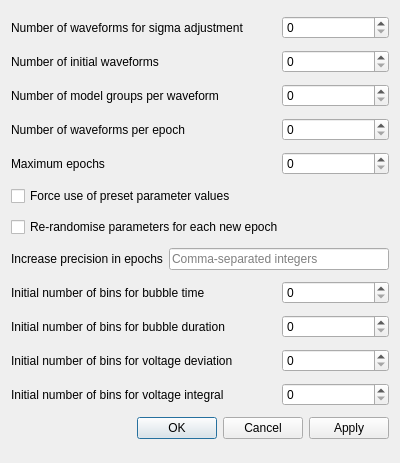
CompEphys-team/rtdo, file src/gui/wavegendatadialog.ui: the form before one commit.
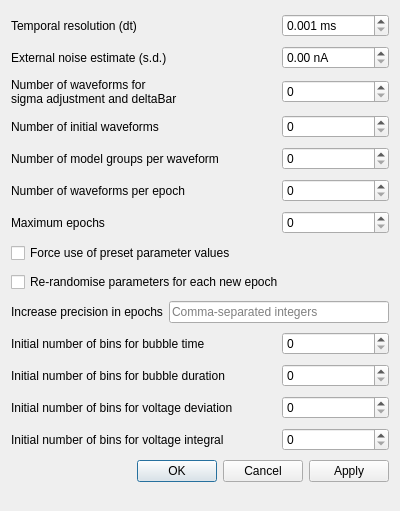
The form after the commit.

Commit message: Added UI for new WavegenData members; store noise stddev instead of var

```diff
--- a/src/gui/wavegendatadialog.ui
+++ b/src/gui/wavegendatadialog.ui
@@ -7,168 +7,169 @@
     <x>0</x>
     <y>0</y>
     <width>400</width>
-    <height>463</height>
+    <height>511</height>
    </rect>
   </property>
   <property name="windowTitle">
    <string>Wavegen settings</string>
   </property>
   <layout class="QGridLayout" name="gridLayout">
-   <item row="0" column="0" colspan="2">
+   <item row="2" column="0" colspan="2">
     <widget class="QLabel" name="label">
      <property name="text">
-      <string>Number of waveforms for sigma adjustment</string>
+      <string>Number of waveforms for
+sigma adjustment and deltaBar</string>
      </property>
     </widget>
    </item>
-   <item row="0" column="2">
+   <item row="2" column="2">
     <widget class="QSpinBox" name="numSigmaAdjustWaveforms">
      <property name="maximum">
       <number>10000000</number>
      </property>
     </widget>
    </item>
-   <item row="1" column="0">
+   <item row="3" column="0">
     <widget class="QLabel" name="label_2">
      <property name="text">
       <string>Number of initial waveforms</string>
      </property>
     </widget>
    </item>
-   <item row="1" column="2">
+   <item row="3" column="2">
     <widget class="QSpinBox" name="nInitialWaves">
      <property name="maximum">
       <number>10000000</number>
      </property>
     </widget>
    </item>
-   <item row="2" column="0" colspan="2">
+   <item row="4" column="0" colspan="2">
     <widget class="QLabel" name="label_3">
      <property name="text">
       <string>Number of model groups per waveform</string>
      </property>
     </widget>
    </item>
-   <item row="2" column="2">
+   <item row="4" column="2">
     <widget class="QSpinBox" name="nGroupsPerWave">
      <property name="maximum">
       <number>10000000</number>
      </property>
     </widget>
    </item>
-   <item row="3" column="0" colspan="2">
+   <item row="5" column="0" colspan="2">
     <widget class="QLabel" name="label_4">
      <property name="text">
       <string>Number of waveforms per epoch</string>
      </property>
     </widget>
    </item>
-   <item row="3" column="2">
+   <item row="5" column="2">
     <widget class="QSpinBox" name="nWavesPerEpoch">
      <property name="maximum">
       <number>10000000</number>
      </property>
     </widget>
    </item>
-   <item row="4" column="0">
+   <item row="6" column="0">
     <widget class="QLabel" name="label_6">
      <property name="text">
       <string>Maximum epochs</string>
      </property>
     </widget>
    </item>
-   <item row="4" column="2">
+   <item row="6" column="2">
     <widget class="QSpinBox" name="maxIterations">
      <property name="maximum">
       <number>10000000</number>
      </property>
     </widget>
    </item>
-   <item row="5" column="0" colspan="3">
+   <item row="7" column="0" colspan="3">
     <widget class="QCheckBox" name="useBaseParameters">
      <property name="text">
       <string>Force use of preset parameter values</string>
      </property>
     </widget>
    </item>
-   <item row="6" column="0" colspan="3">
+   <item row="9" column="1" colspan="2">
+    <widget class="QLineEdit" name="precisionIncreaseEpochs">
+     <property name="placeholderText">
+      <string>Comma-separated integers</string>
+     </property>
+    </widget>
+   </item>
+   <item row="8" column="0" colspan="3">
     <widget class="QCheckBox" name="rerandomiseParameters">
      <property name="text">
       <string>Re-randomise parameters for each new epoch</string>
      </property>
     </widget>
    </item>
-   <item row="7" column="0">
+   <item row="9" column="0">
     <widget class="QLabel" name="label_5">
      <property name="text">
       <string>Increase precision in epochs</string>
      </property>
     </widget>
    </item>
-   <item row="7" column="1" colspan="2">
-    <widget class="QLineEdit" name="precisionIncreaseEpochs">
-     <property name="placeholderText">
-      <string>Comma-separated integers</string>
-     </property>
-    </widget>
-   </item>
-   <item row="8" column="0" colspan="2">
+   <item row="10" column="0" colspan="2">
     <widget class="QLabel" name="label_7">
      <property name="text">
       <string>Initial number of bins for bubble time</string>
      </property>
     </widget>
    </item>
-   <item row="8" column="2">
+   <item row="10" column="2">
     <widget class="QSpinBox" name="nBinsBubbleTime">
      <property name="maximum">
       <number>10000000</number>
      </property>
     </widget>
    </item>
-   <item row="9" column="0" colspan="2">
+   <item row="11" column="0" colspan="2">
     <widget class="QLabel" name="label_8">
      <property name="text">
       <string>Initial number of bins for bubble duration</string>
      </property>
     </widget>
    </item>
-   <item row="9" column="2">
+   <item row="11" column="2">
     <widget class="QSpinBox" name="nBinsBubbleDuration">
      <property name="maximum">
       <number>10000000</number>
      </property>
     </widget>
    </item>
-   <item row="10" column="0" colspan="2">
+   <item row="12" column="0" colspan="2">
     <widget class="QLabel" name="label_9">
      <property name="text">
       <string>Initial number of bins for voltage deviation</string>
      </property>
     </widget>
    </item>
-   <item row="10" column="2">
+   <item row="12" column="2">
     <widget class="QSpinBox" name="nBinsVoltageDeviation">
      <property name="maximum">
       <number>10000000</number>
      </property>
     </widget>
    </item>
-   <item row="11" column="0" colspan="2">
+   <item row="13" column="0" colspan="2">
     <widget class="QLabel" name="label_10">
      <property name="text">
       <string>Initial number of bins for voltage integral</string>
      </property>
     </widget>
    </item>
-   <item row="11" column="2">
+   <item row="13" column="2">
     <widget class="QSpinBox" name="nBinsVoltageIntegral">
      <property name="maximum">
       <number>10000000</number>
      </property>
     </widget>
    </item>
-   <item row="12" column="0" colspan="3">
+   <item row="14" column="0" colspan="3">
     <widget class="QDialogButtonBox" name="buttonBox">
      <property name="orientation">
       <enum>Qt::Horizontal</enum>
@@ -178,6 +179,43 @@
      </property>
     </widget>
    </item>
+   <item row="0" column="0" colspan="2">
+    <widget class="QLabel" name="label_11">
+     <property name="text">
+      <string>Temporal resolution (dt)</string>
+     </property>
+    </widget>
+   </item>
+   <item row="0" column="2">
+    <widget class="QDoubleSpinBox" name="dt">
+     <property name="suffix">
+      <string> ms</string>
+     </property>
+     <property name="decimals">
+      <number>3</number>
+     </property>
+     <property name="minimum">
+      <double>0.001000000000000</double>
+     </property>
+     <property name="singleStep">
+      <double>0.010000000000000</double>
+     </property>
+    </widget>
+   </item>
+   <item row="1" column="2">
+    <widget class="QDoubleSpinBox" name="noise_sd">
+     <property name="suffix">
+      <string> nA</string>
+     </property>
+    </widget>
+   </item>
+   <item row="1" column="0" colspan="2">
+    <widget class="QLabel" name="label_12">
+     <property name="text">
+      <string>External noise estimate (s.d.)</string>
+     </property>
+    </widget>
+   </item>
   </layout>
  </widget>
  <resources/>
```
The commit also changes 4 other files.
